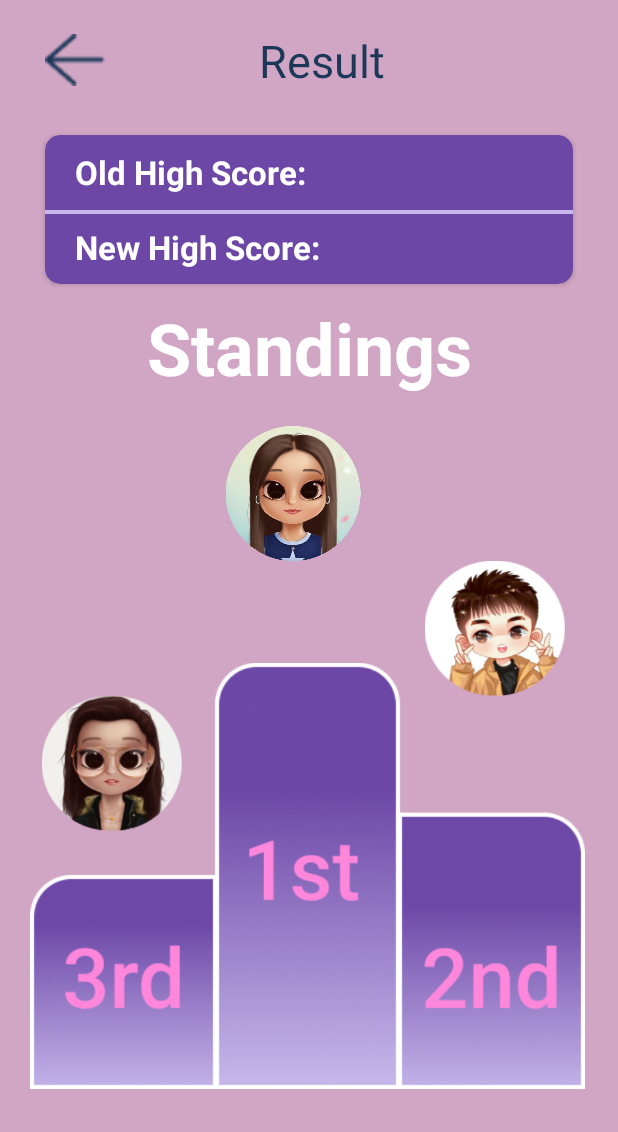
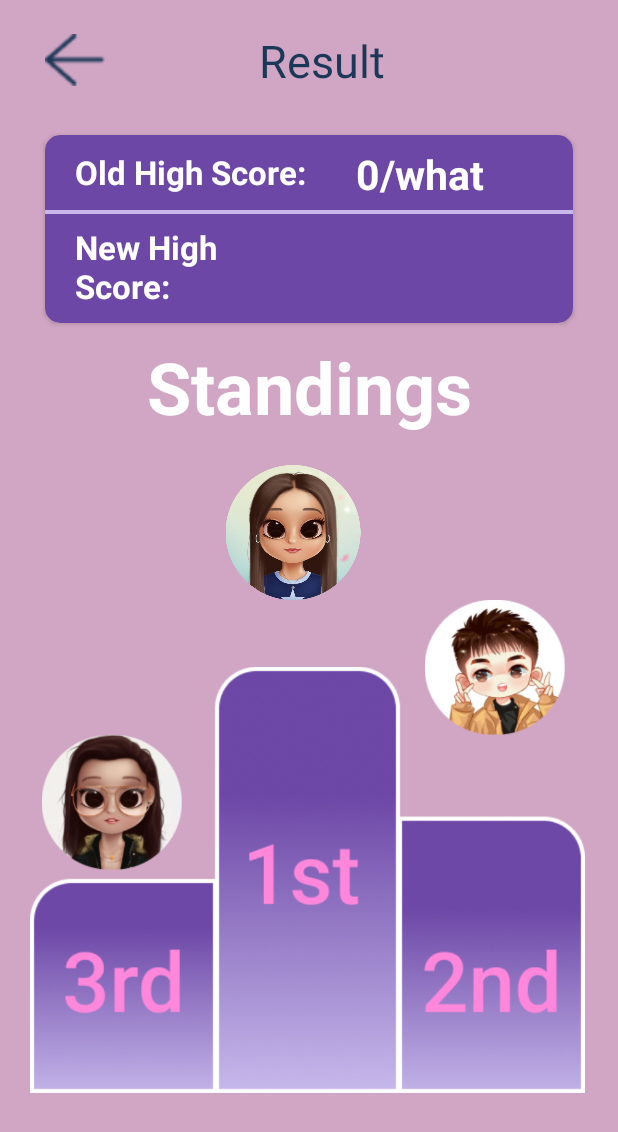
Before and after one commit to DupieM/DuPlessisMarine_Andriod_final_project, an Android app built with Jetpack Compose: the layout activity_result.xml on its own in the app's theme, with its tools: preview values and no code run, on a phone screen of 412 x 824 dp. Shown: the top 1132 px of the screen. Run offline under Robolectric (Android 15) with nearby library versions, the phone set to English and light mode, and no system bars.

Commit message:
code for score and result page

```diff
--- a/MyQuizApp/app/src/main/res/layout/activity_result.xml
+++ b/MyQuizApp/app/src/main/res/layout/activity_result.xml
@@ -12,6 +12,7 @@
     tools:context=".ResultActivity">
 
     <ImageView
+        android:id="@+id/bt_final"
         android:layout_width="40dp"
         android:layout_height="40dp"
         android:layout_marginLeft="10dp"
@@ -42,7 +43,7 @@
 
         <TextView
 
-            android:layout_width="match_parent"
+            android:layout_width="200dp"
             android:layout_height="wrap_content"
             android:text="Old High Score:"
             android:textColor="@color/text4"
@@ -53,6 +54,18 @@
             android:paddingRight="20dp"
             android:textStyle="bold"/>
 
+        <TextView
+            android:id="@+id/tv_resultscore"
+            android:layout_width="100dp"
+            android:layout_height="wrap_content"
+            android:text="0/what"
+            android:textColor="@color/text4"
+            android:textAlignment="center"
+            android:textSize="27sp"
+            android:textStyle="bold"
+            android:layout_marginLeft="200dp"
+            android:layout_marginTop="7dp"/>
+
         <View
             android:layout_width="match_parent"
             android:layout_height="2.5dp"
@@ -61,7 +74,7 @@
 
         <TextView
 
-            android:layout_width="match_parent"
+            android:layout_width="200dp"
             android:layout_height="wrap_content"
             android:text="New High Score:"
             android:textColor="@color/text4"
@@ -101,8 +114,7 @@
         android:layout_height="90dp"
         android:layout_marginLeft="250dp"
         android:contentDescription="cat1 mascot"
-        android:src="@drawable/avatar2"
-        />
+        android:src="@drawable/avatar2" />
 
     <ImageView
         android:layout_width="120dp"
@@ -116,7 +128,7 @@
     <ImageView
         android:layout_width="370dp"
         android:layout_height="300dp"
-        android:layout_marginTop="-120dp"
+        android:layout_marginTop="-143dp"
         android:contentDescription="cat1 mascot"
         android:src="@drawable/podium" />
 
--- a/MyQuizApp/app/src/main/res/layout/activity_settings.xml
+++ b/MyQuizApp/app/src/main/res/layout/activity_settings.xml
@@ -10,6 +10,7 @@
     tools:context=".SettingsActivity">
 
     <ImageView
+        android:id="@+id/bt_home"
         android:layout_width="40dp"
         android:layout_height="40dp"
         android:layout_marginLeft="10dp"
```
Also changed, not shown: MyQuizApp/app/src/main/java/com/example/myquizapp/MainActivity.kt (+10 -0 lines), MyQuizApp/app/src/main/java/com/example/myquizapp/ResultActivity.kt (+45 -1 lines), MyQuizApp/app/src/main/java/com/example/myquizapp/SettingsActivity.kt (+23 -1 lines).
